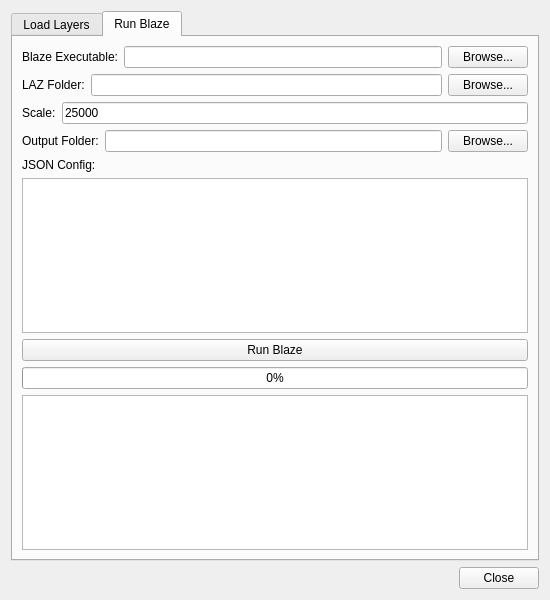
Before: the Qt Designer form qgis_plugin/blaze_loader/blaze_loader_dialog_base.ui in Trailblaze-Software/Blaze, drawn with Qt 5.
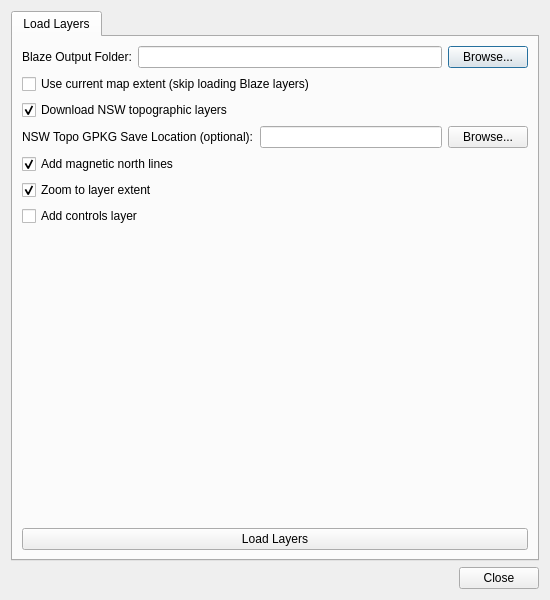
After: the same form once the commit is applied. The open tabs and pages were chosen to show the change.

Commit message: Remove run blaze tab from qgis plugin

```diff
--- a/qgis_plugin/blaze_loader/blaze_loader_dialog_base.ui
+++ b/qgis_plugin/blaze_loader/blaze_loader_dialog_base.ui
@@ -138,125 +138,6 @@
        </item>
       </layout>
      </widget>
-     <widget class="QWidget" name="runBlazeTab">
-      <attribute name="title">
-       <string>Run Blaze</string>
-      </attribute>
-      <layout class="QVBoxLayout" name="verticalLayout">
-       <item>
-        <layout class="QHBoxLayout" name="exeLayout">
-         <item>
-          <widget class="QLabel" name="exeLabel">
-           <property name="text">
-            <string>Blaze Executable:</string>
-           </property>
-          </widget>
-         </item>
-         <item>
-          <widget class="QLineEdit" name="blazeExeLineEdit"/>
-         </item>
-         <item>
-          <widget class="QPushButton" name="blazeExeBrowseButton">
-           <property name="text">
-            <string>Browse...</string>
-           </property>
-          </widget>
-         </item>
-        </layout>
-       </item>
-       <item>
-        <layout class="QHBoxLayout" name="horizontalLayout">
-         <item>
-          <widget class="QLabel" name="label">
-           <property name="text">
-            <string>LAZ Folder:</string>
-           </property>
-          </widget>
-         </item>
-         <item>
-          <widget class="QLineEdit" name="lazFolderLineEdit"/>
-         </item>
-         <item>
-          <widget class="QPushButton" name="lazFolderBrowseButton">
-           <property name="text">
-            <string>Browse...</string>
-           </property>
-          </widget>
-         </item>
-        </layout>
-       </item>
-       <item>
-        <layout class="QHBoxLayout" name="horizontalLayout_2">
-         <item>
-          <widget class="QLabel" name="label_2">
-           <property name="text">
-            <string>Scale:</string>
-           </property>
-          </widget>
-         </item>
-         <item>
-          <widget class="QLineEdit" name="scaleLineEdit">
-           <property name="text">
-            <string>25000</string>
-           </property>
-          </widget>
-         </item>
-        </layout>
-       </item>
-       <item>
-        <layout class="QHBoxLayout" name="runOutputLayout">
-         <item>
-          <widget class="QLabel" name="runOutputLabel">
-           <property name="text">
-            <string>Output Folder:</string>
-           </property>
-          </widget>
-         </item>
-         <item>
-          <widget class="QLineEdit" name="runOutputLineEdit"/>
-         </item>
-         <item>
-          <widget class="QPushButton" name="runOutputBrowseButton">
-           <property name="text">
-            <string>Browse...</string>
-           </property>
-          </widget>
-         </item>
-        </layout>
-       </item>
-       <item>
-        <widget class="QLabel" name="label_3">
-         <property name="text">
-          <string>JSON Config:</string>
-         </property>
-        </widget>
-       </item>
-       <item>
-        <widget class="QPlainTextEdit" name="jsonConfigTextEdit"/>
-       </item>
-       <item>
-        <widget class="QPushButton" name="runBlazeButton">
-         <property name="text">
-          <string>Run Blaze</string>
-         </property>
-        </widget>
-       </item>
-       <item>
-        <widget class="QProgressBar" name="runProgressBar">
-         <property name="value">
-          <number>0</number>
-         </property>
-        </widget>
-       </item>
-       <item>
-        <widget class="QPlainTextEdit" name="runLogTextEdit">
-         <property name="readOnly">
-          <bool>true</bool>
-         </property>
-        </widget>
-       </item>
-      </layout>
-     </widget>
     </widget>
    </item>
    <item>
```
The commit also changes 4 other files.
